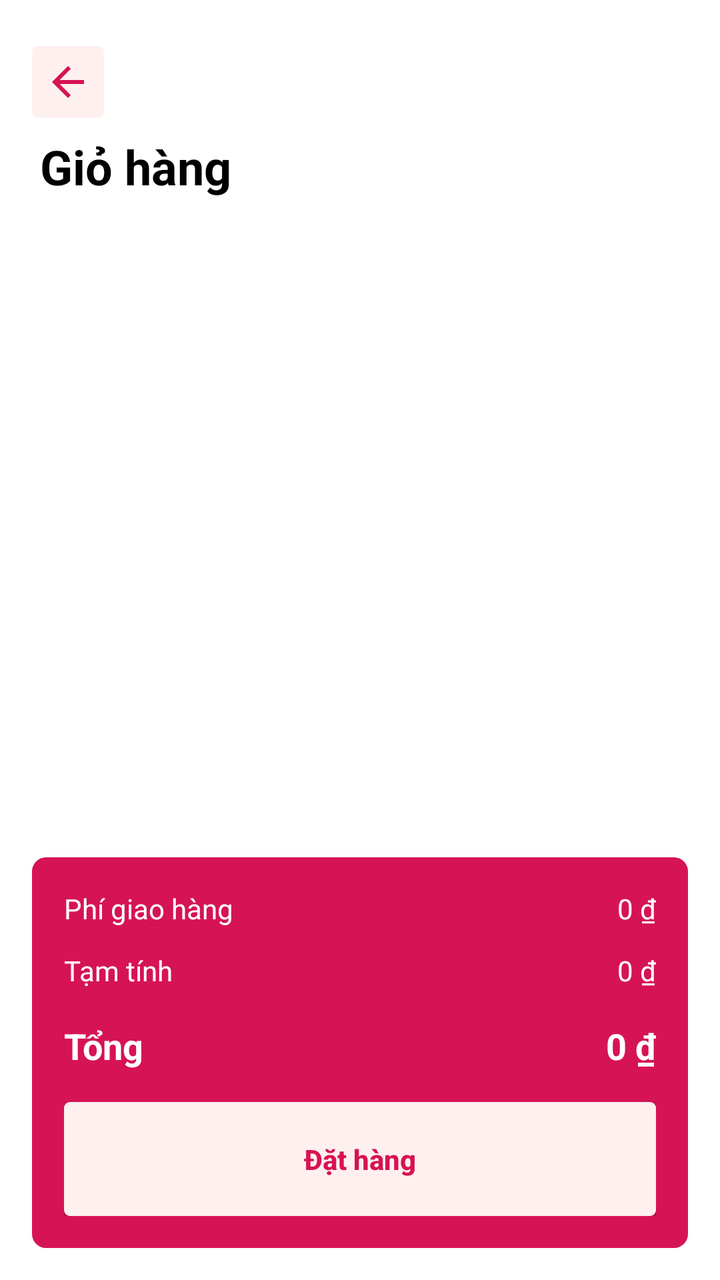
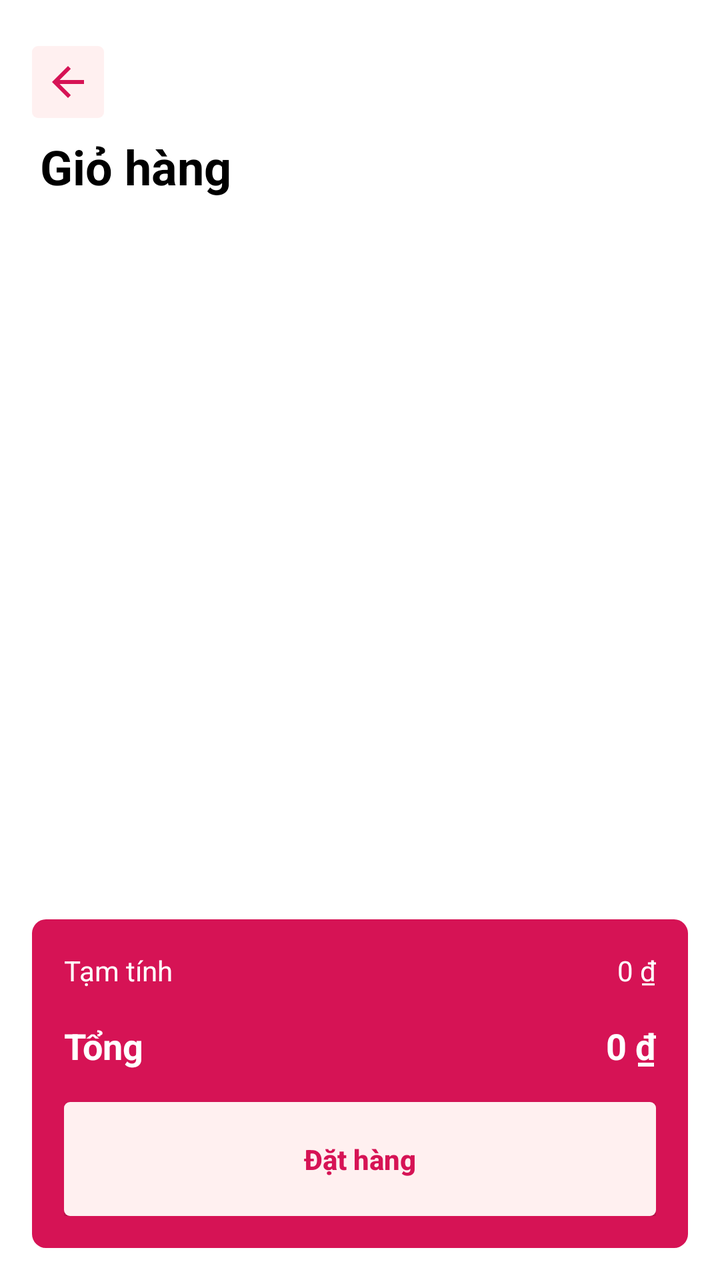

The first picture is an Android layout as it rendered before a commit; the second is the same layout after the commit. The layout source and the unified diff follow.
<!-- AndroidManifest.xml: application theme Theme.FoodCouriers -->
<!-- res/layout/activity_cart.xml -->
<?xml version="1.0" encoding="utf-8"?>
<androidx.constraintlayout.widget.ConstraintLayout xmlns:android="http://schemas.android.com/apk/res/android"
    xmlns:app="http://schemas.android.com/apk/res-auto"
    android:id="@+id/rootCart"
    android:layout_width="match_parent"
    android:layout_height="match_parent"
    android:background="@android:color/white">

    <ImageButton
        android:id="@+id/btnBack"
        android:layout_width="36dp"
        android:layout_height="36dp"
        android:layout_marginStart="16dp"
        android:layout_marginTop="23dp"
        android:background="@drawable/bg_button_secondary"
        android:contentDescription="@string/back"
        android:scaleType="centerInside"
        android:src="@drawable/ic_back"
        app:layout_constraintStart_toStartOf="parent"
        app:layout_constraintTop_toTopOf="parent"
        app:tint="@color/primary" />

    <TextView
        android:id="@+id/tvTitle"
        android:layout_width="wrap_content"
        android:layout_height="wrap_content"
        android:layout_marginStart="20dp"
        android:layout_marginTop="8dp"
        android:text="@string/cart"
        android:textColor="@android:color/black"
        android:textSize="24sp"
        android:textStyle="bold"
        app:layout_constraintStart_toStartOf="parent"
        app:layout_constraintTop_toBottomOf="@id/btnBack" />

    <ListView
        android:id="@+id/listCartItems"
        android:layout_width="0dp"
        android:layout_height="0dp"
        android:divider="@android:color/transparent"
        android:dividerHeight="12dp"
        android:layout_marginTop="10dp"
        android:scrollbars="none"
        android:listSelector="@android:color/transparent"
        android:paddingStart="16dp"
        android:paddingEnd="16dp"
        app:layout_constraintBottom_toTopOf="@+id/layoutPlaceOrder"
        app:layout_constraintEnd_toEndOf="parent"
        app:layout_constraintStart_toStartOf="parent"
        app:layout_constraintTop_toBottomOf="@+id/tvTitle" />

    <TextView
        android:id="@+id/tvEmptyCart"
        android:layout_width="wrap_content"
        android:layout_height="wrap_content"
        android:text="@string/cart_empty"
        android:textColor="@color/gray"
        android:textSize="14sp"
        android:visibility="gone"
        app:layout_constraintBottom_toTopOf="@id/layoutPlaceOrder"
        app:layout_constraintEnd_toEndOf="parent"
        app:layout_constraintStart_toStartOf="parent"
        app:layout_constraintTop_toBottomOf="@id/tvTitle" />

    <ProgressBar
        android:id="@+id/progressCart"
        android:layout_width="48dp"
        android:layout_height="48dp"
        android:indeterminate="true"
        android:visibility="gone"
        app:layout_constraintBottom_toBottomOf="parent"
        app:layout_constraintEnd_toEndOf="parent"
        app:layout_constraintStart_toStartOf="parent"
        app:layout_constraintTop_toTopOf="parent" />

    <androidx.constraintlayout.widget.ConstraintLayout
        android:id="@+id/layoutPlaceOrder"
        android:layout_width="0dp"
        android:layout_height="wrap_content"
        android:layout_margin="16dp"
        android:background="@drawable/bg_button_primary"
        android:padding="16dp"
        app:layout_constraintBottom_toBottomOf="parent"
        app:layout_constraintEnd_toEndOf="parent"
        app:layout_constraintStart_toStartOf="parent">

        <TextView
            android:id="@+id/tvDeliveryLabel"
            android:layout_width="wrap_content"
            android:layout_height="wrap_content"
            android:text="@string/delivery_fee"
            android:textColor="@android:color/white"
            android:textSize="14sp"
            app:layout_constraintStart_toStartOf="parent"
            app:layout_constraintTop_toTopOf="parent" />

        <TextView
            android:id="@+id/tvDeliveryValue"
            android:layout_width="wrap_content"
            android:layout_height="wrap_content"
            android:text="@string/default_price"
            android:textColor="@android:color/white"
            android:textSize="14sp"
            app:layout_constraintBottom_toBottomOf="@id/tvDeliveryLabel"
            app:layout_constraintEnd_toEndOf="parent"
            app:layout_constraintTop_toTopOf="@id/tvDeliveryLabel" />

        <TextView
            android:id="@+id/tvSubTotalLabel"
            android:layout_width="wrap_content"
            android:layout_height="wrap_content"
            android:layout_marginTop="12dp"
            android:text="@string/subtotal"
            android:textColor="@android:color/white"
            android:textSize="14sp"
            app:layout_constraintStart_toStartOf="parent"
            app:layout_constraintTop_toBottomOf="@id/tvDeliveryLabel" />

        <TextView
            android:id="@+id/tvSubTotalValue"
            android:layout_width="wrap_content"
            android:layout_height="wrap_content"
            android:text="@string/default_price"
            android:textColor="@android:color/white"
            android:textSize="14sp"
            app:layout_constraintBottom_toBottomOf="@id/tvSubTotalLabel"
            app:layout_constraintEnd_toEndOf="parent"
            app:layout_constraintTop_toTopOf="@id/tvSubTotalLabel" />

        <TextView
            android:id="@+id/tvTotalLabel"
            android:layout_width="wrap_content"
            android:layout_height="wrap_content"
            android:layout_marginTop="16dp"
            android:text="@string/total"
            android:textColor="@android:color/white"
            android:textSize="18sp"
            android:textStyle="bold"
            app:layout_constraintStart_toStartOf="parent"
            app:layout_constraintTop_toBottomOf="@id/tvSubTotalLabel" />

        <TextView
            android:id="@+id/tvTotalValue"
            android:layout_width="wrap_content"
            android:layout_height="wrap_content"
            android:text="@string/default_price"
            android:textColor="@android:color/white"
            android:textSize="18sp"
            android:textStyle="bold"
            app:layout_constraintBottom_toBottomOf="@id/tvTotalLabel"
            app:layout_constraintEnd_toEndOf="parent"
            app:layout_constraintTop_toTopOf="@id/tvTotalLabel" />

        <androidx.appcompat.widget.AppCompatButton
            android:id="@+id/btnPlaceOrder"
            android:layout_width="0dp"
            android:layout_height="57dp"
            android:layout_marginTop="16dp"
            android:background="@drawable/bg_button_secondary"
            android:text="@string/place_order"
            android:textAllCaps="false"
            android:textColor="@color/primary"
            android:textSize="14sp"
            android:textStyle="bold"
            app:layout_constraintBottom_toBottomOf="parent"
            app:layout_constraintEnd_toEndOf="parent"
            app:layout_constraintStart_toStartOf="parent"
            app:layout_constraintTop_toBottomOf="@id/tvTotalLabel" />

    </androidx.constraintlayout.widget.ConstraintLayout>

</androidx.constraintlayout.widget.ConstraintLayout>
<!-- resources referenced by this layout -->
<resources>
  <color name="gray">#3B3B3B</color>
  <color name="primary">#D61355</color>
  <!-- drawable bg_button_primary (drawable) -->
  <?xml version="1.0" encoding="utf-8"?>
  <shape xmlns:android="http://schemas.android.com/apk/res/android"
      android:shape="rectangle">
      <solid android:color="@color/primary" />
      <corners android:radius="7dp" />
  </shape>
  <!-- drawable bg_button_secondary (drawable) -->
  <?xml version="1.0" encoding="utf-8"?>
  <shape xmlns:android="http://schemas.android.com/apk/res/android"
      android:shape="rectangle">
      <solid android:color="@color/pink" />
      <corners android:radius="3dp" />
  </shape>
  <!-- drawable ic_back (drawable) -->
  <?xml version="1.0" encoding="utf-8"?>
  <vector xmlns:android="http://schemas.android.com/apk/res/android"
      android:width="24dp"
      android:height="24dp"
      android:viewportWidth="24"
      android:viewportHeight="24">
  
      
      <path
          android:pathData="M20,11H7.83L13.41,5.41L12,4L4,12L12,20L13.41,18.59L7.83,13H20V11Z"
          android:fillColor="#FFFFFFFF" />
  </vector>
  <string name="back">Back</string>
  <string name="cart">Giỏ hàng</string>
  <string name="cart_empty">Giỏ hàng của bạn đang trống</string>
  <string name="default_price">0 ₫</string>
  <string name="delivery_fee">Phí giao hàng</string>
  <string name="place_order">Đặt hàng</string>
  <string name="subtotal">Tạm tính</string>
  <string name="total">Tổng</string>
  <style name="Theme.FoodCouriers" parent="Base.Theme.FoodCouriers" />
  <color name="pink">#FFF0F0</color>
  <style name="Base.Theme.FoodCouriers" parent="Theme.Material3.DayNight.NoActionBar">
          
          <item name="colorPrimary">@color/primary</item>
          <item name="colorPrimaryVariant">@color/primary</item>
          <item name="colorOnPrimary">@color/white</item>
          
          <item name="colorSecondary">@color/pink</item>
          <item name="colorSecondaryVariant">@color/pink</item>
          <item name="colorOnSecondary">@color/black</item>
          
          <item name="android:statusBarColor">?attr/colorPrimaryVariant</item>
  
          
          <item name="colorControlActivated">@color/primary</item>
          <item name="android:textColorHighlight">@color/pink</item>
      </style>
  <color name="white">#FFFFFF</color>
  <color name="black">#FF000000</color>
</resources>

<!-- the commit's change to res/layout/activity_cart.xml (unified diff, before → after) -->
@@ -84,37 +84,16 @@
         app:layout_constraintEnd_toEndOf="parent"
         app:layout_constraintStart_toStartOf="parent">
 
-        <TextView
-            android:id="@+id/tvDeliveryLabel"
-            android:layout_width="wrap_content"
-            android:layout_height="wrap_content"
-            android:text="@string/delivery_fee"
-            android:textColor="@android:color/white"
-            android:textSize="14sp"
-            app:layout_constraintStart_toStartOf="parent"
-            app:layout_constraintTop_toTopOf="parent" />
-
-        <TextView
-            android:id="@+id/tvDeliveryValue"
-            android:layout_width="wrap_content"
-            android:layout_height="wrap_content"
-            android:text="@string/default_price"
-            android:textColor="@android:color/white"
-            android:textSize="14sp"
-            app:layout_constraintBottom_toBottomOf="@id/tvDeliveryLabel"
-            app:layout_constraintEnd_toEndOf="parent"
-            app:layout_constraintTop_toTopOf="@id/tvDeliveryLabel" />
 
         <TextView
             android:id="@+id/tvSubTotalLabel"
             android:layout_width="wrap_content"
             android:layout_height="wrap_content"
-            android:layout_marginTop="12dp"
             android:text="@string/subtotal"
             android:textColor="@android:color/white"
             android:textSize="14sp"
             app:layout_constraintStart_toStartOf="parent"
-            app:layout_constraintTop_toBottomOf="@id/tvDeliveryLabel" />
+            app:layout_constraintTop_toTopOf="parent" />
 
         <TextView
             android:id="@+id/tvSubTotalValue"
<!-- resource entries referenced after the edit -->
@@ -33,7 +33,6 @@
   <string name="cart">Giỏ hàng</string>
   <string name="cart_empty">Giỏ hàng của bạn đang trống</string>
   <string name="default_price">0 ₫</string>
-  <string name="delivery_fee">Phí giao hàng</string>
   <string name="place_order">Đặt hàng</string>
   <string name="subtotal">Tạm tính</string>
   <string name="total">Tổng</string>
